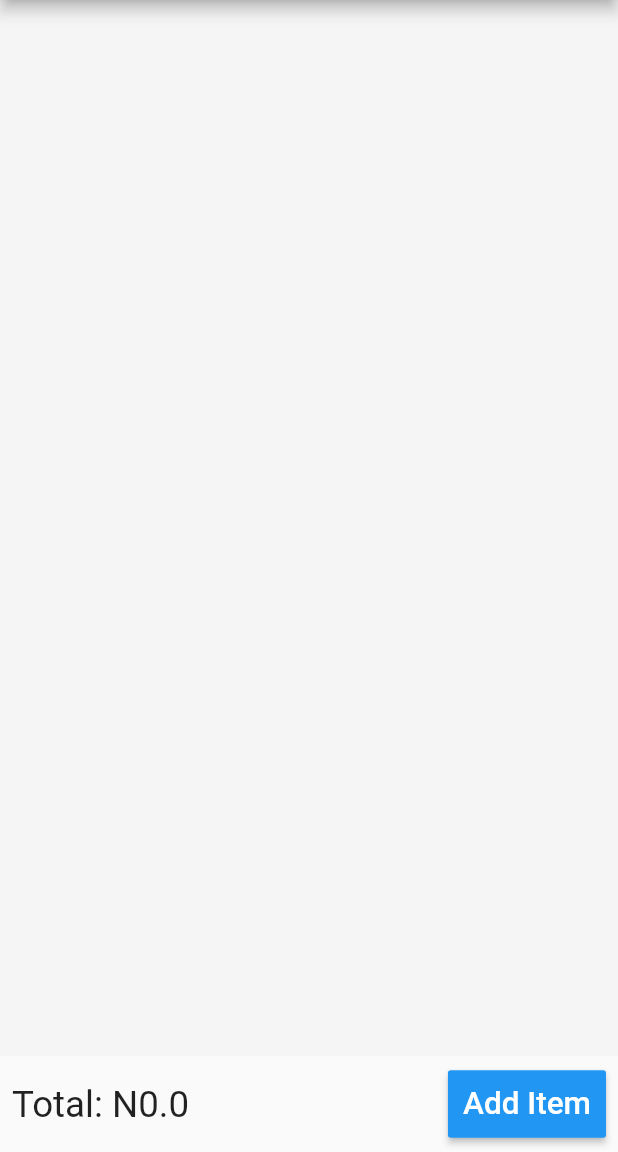
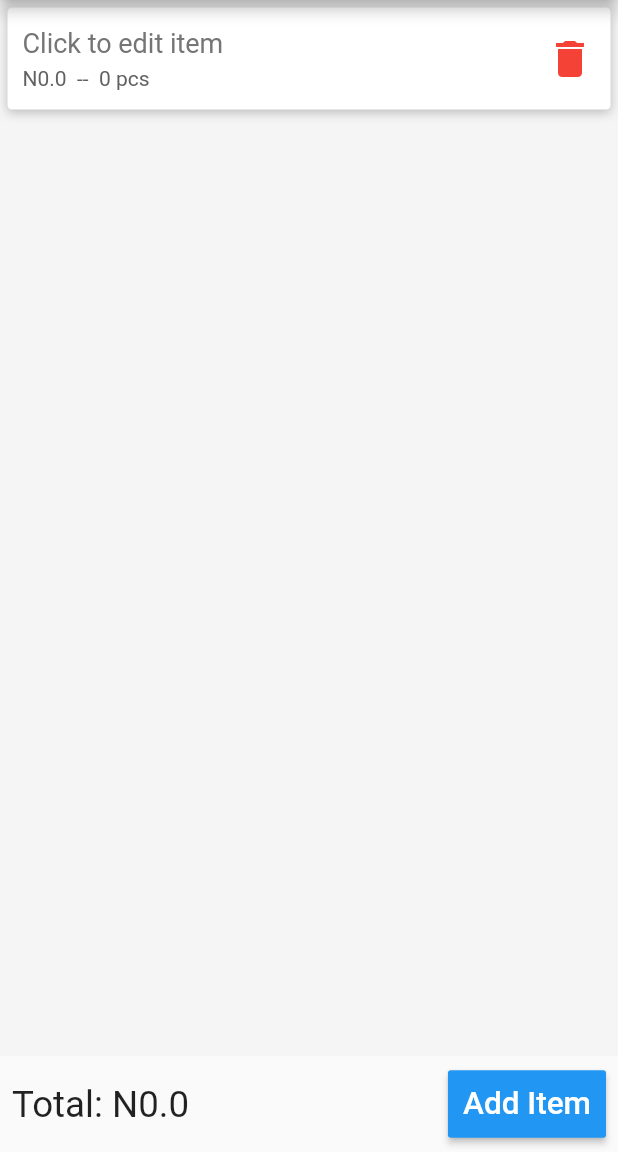
Before and after one commit to the-code-genin/pos_cart_mobile_app, a Flutter app: the screen it shows after launch, after a tap on "Add Item", on a phone screen of 412 x 824 dp, the part 84-1236 px from its top. Run offline on Flutter 3.47's test engine with Material 2 defaults, Android fonts, the phone set to English and light mode, and no system bars; our stand-ins replace flutter_redux, redux.

Commit message:
Implemented cart item component

```diff
--- a/lib/components/cart_item.dart
+++ b/lib/components/cart_item.dart
@@ -1,12 +1,95 @@
 import 'package:flutter/material.dart';
 import 'package:pos_cart_mobile_app/models/models.dart';
+import 'package:pos_cart_mobile_app/store/store.dart';
+import 'package:flutter_redux/flutter_redux.dart';
 
 class CartItemTile extends StatelessWidget {
-  final CartItem cartItem;
+  final int _cartItemIndex;
+  final CartItem _cartItem;
 
-  CartItemTile({Key key, this.cartItem}) : super(key: key);
+  CartItemTile({Key key, CartItem cartItem, int cartItemIndex})
+      : _cartItem = cartItem,
+        _cartItemIndex = cartItemIndex,
+        super(key: key);
+
+  Text _title() {
+    if (_cartItem.name.length > 0) {
+      return Text(
+        _cartItem.name,
+        softWrap: true,
+        style: const TextStyle(
+          fontSize: 18,
+        ),
+      );
+    } else {
+      return Text(
+        'Click to edit item',
+        softWrap: true,
+        style: TextStyle(
+          fontSize: 18,
+          color: Colors.grey[600],
+        ),
+      );
+    }
+  }
 
   Widget build(BuildContext buildContext) {
-    return Container();
+    return Container(
+      margin: const EdgeInsets.all(5),
+      padding: const EdgeInsets.only(left: 10, right: 3, top: 10, bottom: 10),
+      decoration: BoxDecoration(
+        color: Colors.white,
+        borderRadius: BorderRadius.all(Radius.circular(3)),
+        boxShadow: [
+          BoxShadow(
+            color: Colors.grey[400],
+            offset: Offset(0, 2),
+            blurRadius: 5,
+          ),
+        ],
+      ),
+      child: Row(
+        children: [
+          Expanded(
+            child: Column(
+              crossAxisAlignment: CrossAxisAlignment.start,
+              children: [
+                _title(),
+                Container(
+                  margin: const EdgeInsets.only(top: 5),
+                  child: Text(
+                    'N${_cartItem.price}  --  ${_cartItem.quantity} pcs',
+                    style: TextStyle(
+                      color: Colors.grey[700],
+                      fontSize: 14,
+                    ),
+                  ),
+                ),
+              ],
+            ),
+          ),
+          StoreConnector<StoreState, VoidCallback>(
+            converter: (store) {
+              return () {
+                store.dispatch(
+                  StoreStateReducer(
+                    action: StoreStateReducerAction.removeCartItem,
+                    payload: _cartItemIndex,
+                  ),
+                );
+              };
+            },
+            builder: (buildContext, callback) {
+              return IconButton(
+                icon: const Icon(Icons.delete),
+                color: Colors.red,
+                iconSize: 32,
+                onPressed: callback,
+              );
+            },
+          ),
+        ],
+      ),
+    );
   }
 }
```
